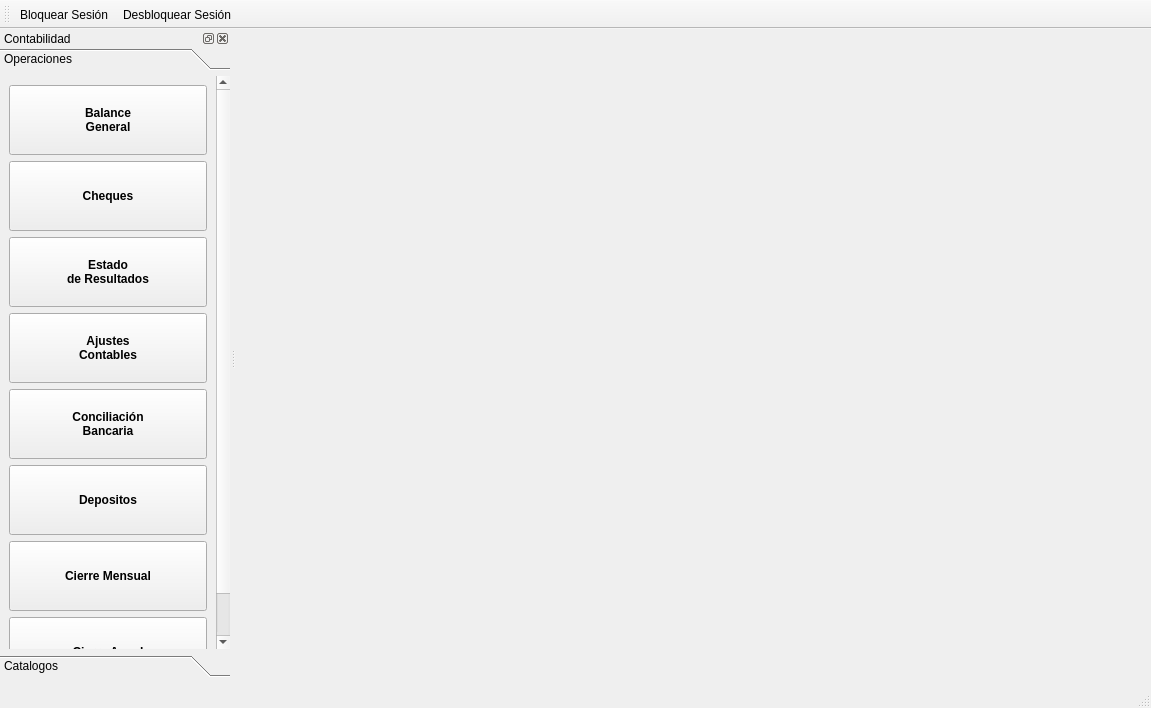
armonge/EsquipulasPy, file esquipulaspy/ui/mainwindowcontabilidad.ui: the form before one commit.
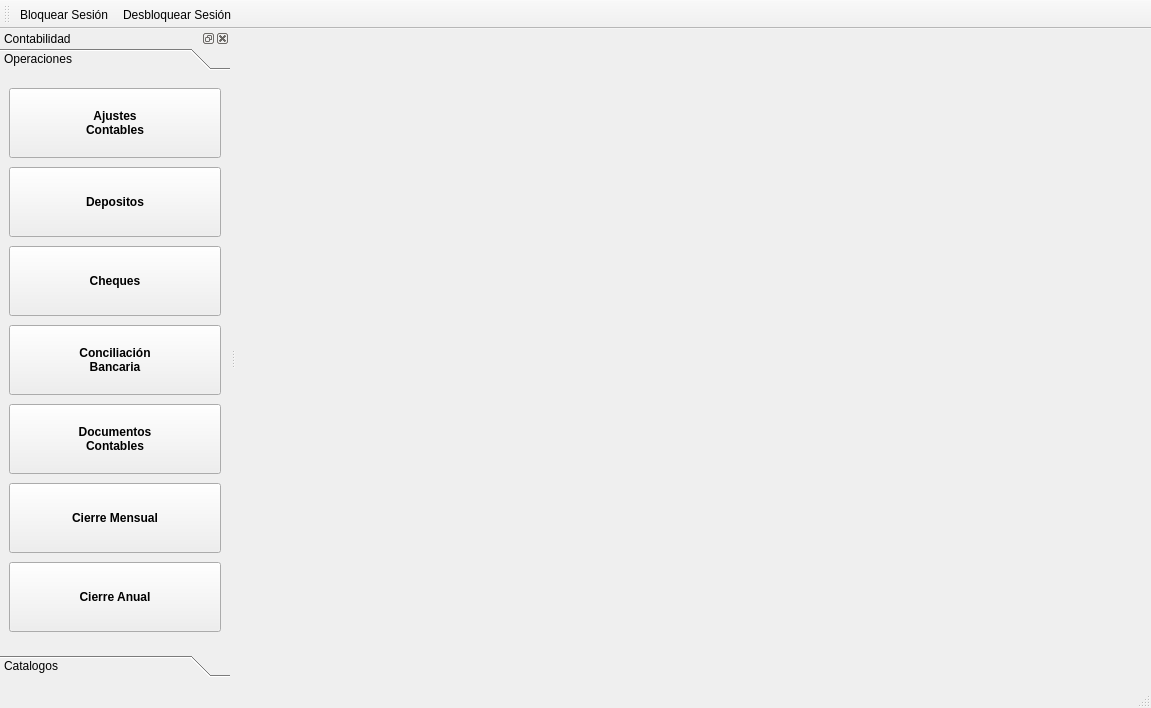
The form after the commit. Icons and pictures are not drawn.

Commit message: Si no existen cuentas contables con movimientos, el sistema contable te pide que crees, un BALANCE INICIAL, que es lo primero que se hace para iniciar la contabilidad. Ya funciona correctamente.

What changed in the file:
```diff
--- a/esquipulaspy/ui/mainwindowcontabilidad.ui
+++ b/esquipulaspy/ui/mainwindowcontabilidad.ui
@@ -92,9 +92,9 @@
         <property name="geometry">
          <rect>
           <x>0</x>
-          <y>-51</y>
-          <width>213</width>
-          <height>620</height>
+          <y>0</y>
+          <width>230</width>
+          <height>569</height>
          </rect>
         </property>
         <attribute name="label">
@@ -102,149 +102,6 @@
         </attribute>
         <layout class="QGridLayout" name="gridLayout">
          <item row="0" column="0">
-          <widget class="QPushButton" name="btnBalance">
-           <property name="sizePolicy">
-            <sizepolicy hsizetype="MinimumExpanding" vsizetype="Fixed">
-             <horstretch>0</horstretch>
-             <verstretch>0</verstretch>
-            </sizepolicy>
-           </property>
-           <property name="minimumSize">
-            <size>
-             <width>0</width>
-             <height>70</height>
-            </size>
-           </property>
-           <property name="font">
-            <font>
-             <weight>75</weight>
-             <bold>true</bold>
-            </font>
-           </property>
-           <property name="text">
-            <string>Balance
-General</string>
-           </property>
-           <property name="icon">
-            <iconset resource="res.qrc">
-             <normaloff>:/images/res/view-pim-tasks.png</normaloff>:/images/res/view-pim-tasks.png</iconset>
-           </property>
-           <property name="iconSize">
-            <size>
-             <width>48</width>
-             <height>48</height>
-            </size>
-           </property>
-           <property name="shortcut">
-            <string>Ctrl+4</string>
-           </property>
-           <property name="autoDefault">
-            <bool>false</bool>
-           </property>
-           <property name="default">
-            <bool>false</bool>
-           </property>
-           <property name="flat">
-            <bool>false</bool>
-           </property>
-          </widget>
-         </item>
-         <item row="1" column="0">
-          <widget class="QPushButton" name="btnCheques">
-           <property name="sizePolicy">
-            <sizepolicy hsizetype="MinimumExpanding" vsizetype="Fixed">
-             <horstretch>0</horstretch>
-             <verstretch>0</verstretch>
-            </sizepolicy>
-           </property>
-           <property name="minimumSize">
-            <size>
-             <width>0</width>
-             <height>70</height>
-            </size>
-           </property>
-           <property name="font">
-            <font>
-             <weight>75</weight>
-             <bold>true</bold>
-            </font>
-           </property>
-           <property name="text">
-            <string>Cheques</string>
-           </property>
-           <property name="icon">
-            <iconset resource="res.qrc">
-             <normaloff>:/images/res/account-types-checking.png</normaloff>:/images/res/account-types-checking.png</iconset>
-           </property>
-           <property name="iconSize">
-            <size>
-             <width>48</width>
-             <height>48</height>
-            </size>
-           </property>
-           <property name="shortcut">
-            <string>Ctrl+4</string>
-           </property>
-           <property name="autoDefault">
-            <bool>false</bool>
-           </property>
-           <property name="default">
-            <bool>false</bool>
-           </property>
-           <property name="flat">
-            <bool>false</bool>
-           </property>
-          </widget>
-         </item>
-         <item row="2" column="0">
-          <widget class="QPushButton" name="btnEstado">
-           <property name="sizePolicy">
-            <sizepolicy hsizetype="MinimumExpanding" vsizetype="Fixed">
-             <horstretch>0</horstretch>
-             <verstretch>0</verstretch>
-            </sizepolicy>
-           </property>
-           <property name="minimumSize">
-            <size>
-             <width>0</width>
-             <height>70</height>
-            </size>
-           </property>
-           <property name="font">
-            <font>
-             <weight>75</weight>
-             <bold>true</bold>
-            </font>
-           </property>
-           <property name="text">
-            <string>Estado
-de Resultados</string>
-           </property>
-           <property name="icon">
-            <iconset resource="res.qrc">
-             <normaloff>:/images/res/view-pim-tasks.png</normaloff>:/images/res/view-pim-tasks.png</iconset>
-           </property>
-           <property name="iconSize">
-            <size>
-             <width>48</width>
-             <height>48</height>
-            </size>
-           </property>
-           <property name="shortcut">
-            <string>Ctrl+4</string>
-           </property>
-           <property name="autoDefault">
-            <bool>false</bool>
-           </property>
-           <property name="default">
-            <bool>false</bool>
-           </property>
-           <property name="flat">
-            <bool>false</bool>
-           </property>
-          </widget>
-         </item>
-         <item row="3" column="0">
           <widget class="QPushButton" name="btnMovements">
            <property name="sizePolicy">
             <sizepolicy hsizetype="MinimumExpanding" vsizetype="Fixed">
@@ -292,7 +149,149 @@
            </property>
           </widget>
          </item>
+         <item row="1" column="0">
+          <widget class="QPushButton" name="btnDepositos">
+           <property name="sizePolicy">
+            <sizepolicy hsizetype="MinimumExpanding" vsizetype="Fixed">
+             <horstretch>0</horstretch>
+             <verstretch>0</verstretch>
+            </sizepolicy>
+           </property>
+           <property name="minimumSize">
+            <size>
+             <width>0</width>
+             <height>70</height>
+            </size>
+           </property>
+           <property name="font">
+            <font>
+             <weight>75</weight>
+             <bold>true</bold>
+            </font>
+           </property>
+           <property name="text">
+            <string>Depositos</string>
+           </property>
+           <property name="icon">
+            <iconset resource="res.qrc">
+             <normaloff>:/images/res/view-bank-account-checking.png</normaloff>:/images/res/view-bank-account-checking.png</iconset>
+           </property>
+           <property name="iconSize">
+            <size>
+             <width>48</width>
+             <height>48</height>
+            </size>
+           </property>
+           <property name="shortcut">
+            <string>Ctrl+4</string>
+           </property>
+           <property name="autoDefault">
+            <bool>false</bool>
+           </property>
+           <property name="default">
+            <bool>false</bool>
+           </property>
+           <property name="flat">
+            <bool>false</bool>
+           </property>
+          </widget>
+         </item>
+         <item row="2" column="0">
+          <widget class="QPushButton" name="btnCheques">
+           <property name="sizePolicy">
+            <sizepolicy hsizetype="MinimumExpanding" vsizetype="Fixed">
+             <horstretch>0</horstretch>
+             <verstretch>0</verstretch>
+            </sizepolicy>
+           </property>
+           <property name="minimumSize">
+            <size>
+             <width>0</width>
+             <height>70</height>
+            </size>
+           </property>
+           <property name="font">
+            <font>
+             <weight>75</weight>
+             <bold>true</bold>
+            </font>
+           </property>
+           <property name="text">
+            <string>Cheques</string>
+           </property>
+           <property name="icon">
+            <iconset resource="res.qrc">
+             <normaloff>:/images/res/account-types-checking.png</normaloff>:/images/res/account-types-checking.png</iconset>
+           </property>
+           <property name="iconSize">
+            <size>
+             <width>48</width>
+             <height>48</height>
+            </size>
+           </property>
+           <property name="shortcut">
+            <string>Ctrl+4</string>
+           </property>
+           <property name="autoDefault">
+            <bool>false</bool>
+           </property>
+           <property name="default">
+            <bool>false</bool>
+           </property>
+           <property name="flat">
+            <bool>false</bool>
+           </property>
+          </widget>
+         </item>
          <item row="4" column="0">
+          <widget class="QPushButton" name="btnDocumentos">
+           <property name="sizePolicy">
+            <sizepolicy hsizetype="MinimumExpanding" vsizetype="Fixed">
+             <horstretch>0</horstretch>
+             <verstretch>0</verstretch>
+            </sizepolicy>
+           </property>
+           <property name="minimumSize">
+            <size>
+             <width>0</width>
+             <height>70</height>
+            </size>
+           </property>
+           <property name="font">
+            <font>
+             <weight>75</weight>
+             <bold>true</bold>
+            </font>
+           </property>
+           <property name="text">
+            <string>Documentos
+Contables</string>
+           </property>
+           <property name="icon">
+            <iconset resource="res.qrc">
+             <normaloff>:/images/res/view-pim-tasks.png</normaloff>:/images/res/view-pim-tasks.png</iconset>
+           </property>
+           <property name="iconSize">
+            <size>
+             <width>48</width>
+             <height>48</height>
+            </size>
+           </property>
+           <property name="shortcut">
+            <string>Ctrl+4</string>
+           </property>
+           <property name="autoDefault">
+            <bool>false</bool>
+           </property>
+           <property name="default">
+            <bool>false</bool>
+           </property>
+           <property name="flat">
+            <bool>false</bool>
+           </property>
+          </widget>
+         </item>
+         <item row="3" column="0">
           <widget class="QPushButton" name="btnConciliacion">
            <property name="sizePolicy">
             <sizepolicy hsizetype="MinimumExpanding" vsizetype="Fixed">
@@ -340,101 +339,7 @@
            </property>
           </widget>
          </item>
-         <item row="5" column="0">
-          <widget class="QPushButton" name="btnNotasCD">
-           <property name="sizePolicy">
-            <sizepolicy hsizetype="MinimumExpanding" vsizetype="Fixed">
-             <horstretch>0</horstretch>
-             <verstretch>0</verstretch>
-            </sizepolicy>
-           </property>
-           <property name="minimumSize">
-            <size>
-             <width>0</width>
-             <height>70</height>
-            </size>
-           </property>
-           <property name="font">
-            <font>
-             <weight>75</weight>
-             <bold>true</bold>
-            </font>
-           </property>
-           <property name="text">
-            <string>Depositos</string>
-           </property>
-           <property name="icon">
-            <iconset resource="res.qrc">
-             <normaloff>:/images/res/view-bank-account-checking.png</normaloff>:/images/res/view-bank-account-checking.png</iconset>
-           </property>
-           <property name="iconSize">
-            <size>
-             <width>48</width>
-             <height>48</height>
-            </size>
-           </property>
-           <property name="shortcut">
-            <string>Ctrl+4</string>
-           </property>
-           <property name="autoDefault">
-            <bool>false</bool>
-           </property>
-           <property name="default">
-            <bool>false</bool>
-           </property>
-           <property name="flat">
-            <bool>false</bool>
-           </property>
-          </widget>
-         </item>
-         <item row="6" column="0">
-          <widget class="QPushButton" name="btnCierreMensual">
-           <property name="sizePolicy">
-            <sizepolicy hsizetype="MinimumExpanding" vsizetype="Fixed">
-             <horstretch>0</horstretch>
-             <verstretch>0</verstretch>
-            </sizepolicy>
-           </property>
-           <property name="minimumSize">
-            <size>
-             <width>0</width>
-             <height>70</height>
-            </size>
-           </property>
-           <property name="font">
-            <font>
-             <weight>75</weight>
-             <bold>true</bold>
-            </font>
-           </property>
-           <property name="text">
-            <string>Cierre Mensual</string>
-           </property>
-           <property name="icon">
-            <iconset resource="res.qrc">
-             <normaloff>:/images/res/view-pim-tasks.png</normaloff>:/images/res/view-pim-tasks.png</iconset>
-           </property>
-           <property name="iconSize">
-            <size>
-             <width>48</width>
-             <height>48</height>
-            </size>
-           </property>
-           <property name="shortcut">
-            <string>Ctrl+4</string>
-           </property>
-           <property name="autoDefault">
-            <bool>false</bool>
-           </property>
-           <property name="default">
-            <bool>false</bool>
-           </property>
-           <property name="flat">
-            <bool>false</bool>
-           </property>
-          </widget>
-         </item>
-         <item row="7" column="0">
+         <item row="12" column="0">
           <widget class="QPushButton" name="btnCierreAnual">
            <property name="sizePolicy">
             <sizepolicy hsizetype="MinimumExpanding" vsizetype="Fixed">
@@ -481,6 +386,53 @@
            </property>
           </widget>
          </item>
+         <item row="11" column="0">
+          <widget class="QPushButton" name="btnCierreMensual">
+           <property name="sizePolicy">
+            <sizepolicy hsizetype="MinimumExpanding" vsizetype="Fixed">
+             <horstretch>0</horstretch>
+             <verstretch>0</verstretch>
+            </sizepolicy>
+           </property>
+           <property name="minimumSize">
+            <size>
+             <width>0</width>
+             <height>70</height>
+            </size>
+           </property>
+           <property name="font">
+            <font>
+             <weight>75</weight>
+             <bold>true</bold>
+            </font>
+           </property>
+           <property name="text">
+            <string>Cierre Mensual</string>
+           </property>
+           <property name="icon">
+            <iconset resource="res.qrc">
+             <normaloff>:/images/res/view-pim-tasks.png</normaloff>:/images/res/view-pim-tasks.png</iconset>
+           </property>
+           <property name="iconSize">
+            <size>
+             <width>48</width>
+             <height>48</height>
+            </size>
+           </property>
+           <property name="shortcut">
+            <string>Ctrl+4</string>
+           </property>
+           <property name="autoDefault">
+            <bool>false</bool>
+           </property>
+           <property name="default">
+            <bool>false</bool>
+           </property>
+           <property name="flat">
+            <bool>false</bool>
+           </property>
+          </widget>
+         </item>
         </layout>
        </widget>
        <widget class="QWidget" name="page">
```
Left out of the diff: 4 changed lines with no effect on the pictures. The commit also changes 14 other files.
